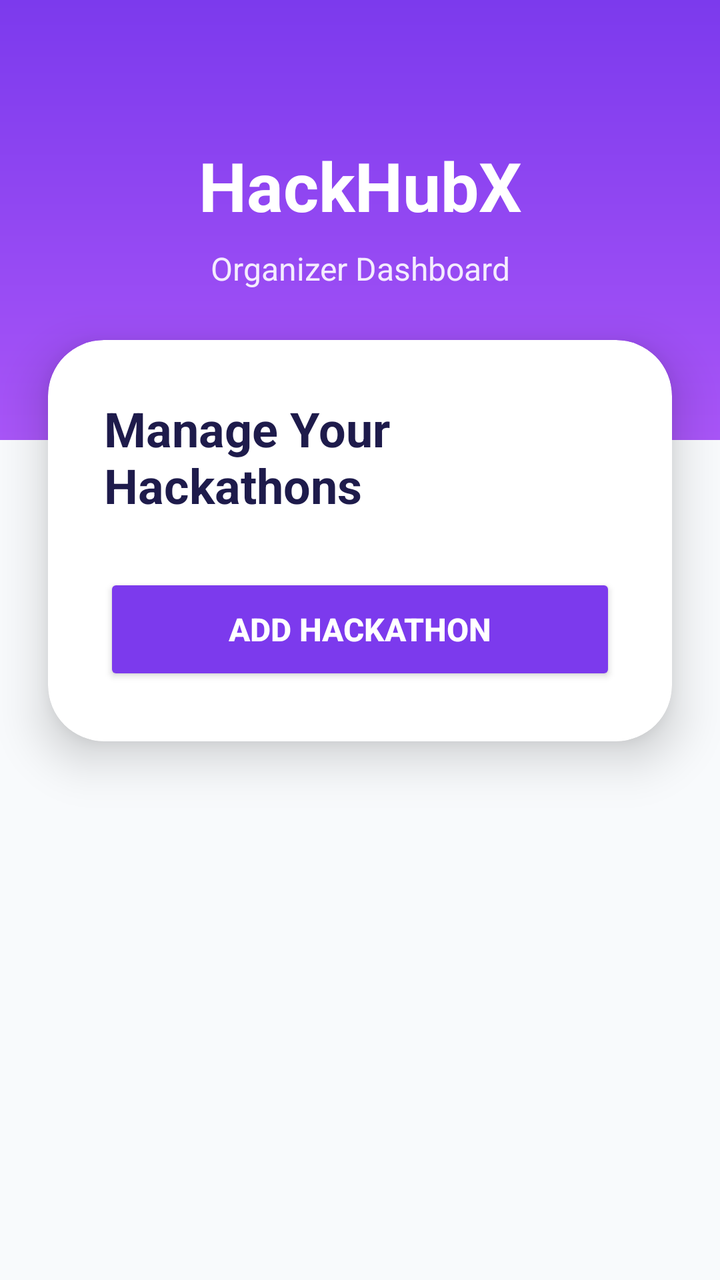
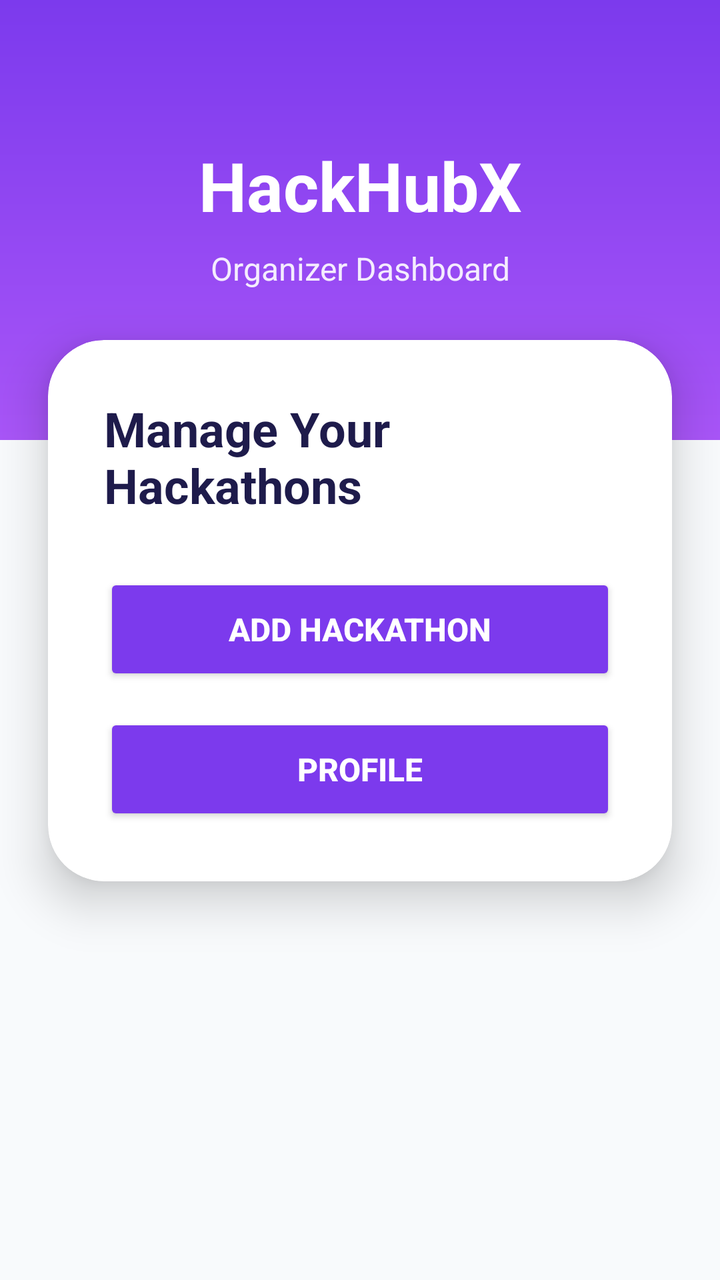

An Android layout rendered at two revisions. The XML below is the earlier revision; the diff shows what the commit changed to produce the second picture.
<!-- AndroidManifest.xml: application theme Theme.HackHubX -->
<!-- res/layout/activity_organizer_dashboard.xml -->
<?xml version="1.0" encoding="utf-8"?>
<androidx.constraintlayout.widget.ConstraintLayout
    xmlns:android="http://schemas.android.com/apk/res/android"

    xmlns:app="http://schemas.android.com/apk/res-auto"

    android:layout_width="match_parent"

    android:layout_height="match_parent"

    android:background="@color/background_white">

    

    <View
        android:id="@+id/topSection"

        android:layout_width="0dp"

        android:layout_height="220dp"

        android:background="@drawable/grape_gradient"

        app:layout_constraintTop_toTopOf="parent"

        app:layout_constraintStart_toStartOf="parent"

        app:layout_constraintEnd_toEndOf="parent" />

    

    <TextView
        android:id="@+id/tvTitle"

        android:layout_width="wrap_content"

        android:layout_height="wrap_content"

        android:text="HackHubX"

        android:textColor="@color/white"

        android:textStyle="bold"

        android:textSize="34sp"

        android:layout_marginTop="70dp"

        app:layout_constraintTop_toTopOf="parent"

        app:layout_constraintStart_toStartOf="parent"

        app:layout_constraintEnd_toEndOf="parent" />

    

    <TextView
        android:id="@+id/tvSubtitle"

        android:layout_width="wrap_content"

        android:layout_height="wrap_content"

        android:text="Organizer Dashboard"

        android:textColor="@color/white"

        android:textSize="16sp"

        android:alpha="0.9"

        android:layout_marginTop="8dp"

        app:layout_constraintTop_toBottomOf="@id/tvTitle"

        app:layout_constraintStart_toStartOf="parent"

        app:layout_constraintEnd_toEndOf="parent" />

    

    <androidx.cardview.widget.CardView
        android:id="@+id/dashboardCard"

        android:layout_width="0dp"

        android:layout_height="wrap_content"

        android:layout_marginStart="24dp"

        android:layout_marginEnd="24dp"

        android:layout_marginTop="170dp"

        app:cardCornerRadius="28dp"

        app:cardElevation="14dp"

        app:cardBackgroundColor="@color/white"

        app:layout_constraintTop_toTopOf="parent"

        app:layout_constraintStart_toStartOf="parent"

        app:layout_constraintEnd_toEndOf="parent">

        <LinearLayout
            android:layout_width="match_parent"

            android:layout_height="wrap_content"

            android:orientation="vertical"

            android:padding="28dp">

            <TextView
                android:id="@+id/tvOrganizer"

                android:layout_width="wrap_content"

                android:layout_height="wrap_content"

                android:text="Manage Your Hackathons "

                android:textSize="24sp"

                android:textStyle="bold"

                android:textColor="@color/text_dark" />

            <Button
                android:id="@+id/btnAddHackathon"

                android:layout_width="match_parent"

                android:layout_height="56dp"

                android:text="Add Hackathon"

                android:textStyle="bold"

                android:textSize="16sp"

                android:textColor="@color/white"

                android:backgroundTint="@color/grape_primary"

                android:layout_marginTop="28dp" />

        </LinearLayout>

    </androidx.cardview.widget.CardView>

</androidx.constraintlayout.widget.ConstraintLayout>
<!-- resources referenced by this layout -->
<resources>
  <color name="background_white">#F8FAFC</color>
  <color name="grape_primary">#7C3AED</color>
  <color name="text_dark">#1E1B4B</color>
  <color name="white">#FFFFFF</color>
  <!-- drawable grape_gradient (drawable) -->
  <?xml version="1.0" encoding="utf-8"?>
  <shape xmlns:android="http://schemas.android.com/apk/res/android">
  
      <gradient
          android:startColor="#7C3AED"
          android:endColor="#A855F7"
          android:angle="270" />
  
  </shape>
  <style name="Theme.HackHubX" parent="Base.Theme.HackHubX" />
  <style name="Base.Theme.HackHubX" parent="Theme.Material3.DayNight.NoActionBar">
  
          <item name="colorPrimary">
              @color/grape_primary
          </item>
  
          <item name="colorSecondary">
              @color/grape_secondary
          </item>
  
          <item name="android:statusBarColor">
              @color/grape_primary
          </item>
  
      </style>
  <color name="grape_secondary">#A855F7</color>
</resources>

<!-- the commit's change to res/layout/activity_organizer_dashboard.xml (unified diff, before → after) -->
@@ -147,6 +147,25 @@
 
                 android:layout_marginTop="28dp" />
 
+            <Button
+                android:id="@+id/btnProfile"
+
+                android:layout_width="match_parent"
+
+                android:layout_height="56dp"
+
+                android:text="Profile"
+
+                android:textStyle="bold"
+
+                android:textSize="16sp"
+
+                android:textColor="@color/white"
+
+                android:backgroundTint="@color/grape_primary"
+
+                android:layout_marginTop="14dp" />
+
         </LinearLayout>
 
     </androidx.cardview.widget.CardView>
